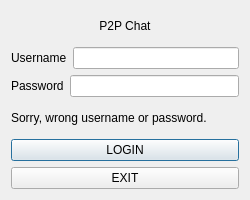
Before: the Qt Designer form welcome.ui in meng-zha/ChatBox, drawn with Qt 5.
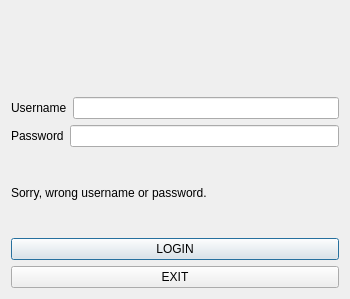
After: the same form once the commit is applied. Icons and pictures are not drawn.

Patch:
```diff
--- a/welcome.ui
+++ b/welcome.ui
@@ -6,8 +6,8 @@
    <rect>
     <x>0</x>
     <y>0</y>
-    <width>250</width>
-    <height>200</height>
+    <width>350</width>
+    <height>299</height>
    </rect>
   </property>
   <property name="sizePolicy">
@@ -18,14 +18,14 @@
   </property>
   <property name="minimumSize">
    <size>
-    <width>250</width>
-    <height>200</height>
+    <width>350</width>
+    <height>290</height>
    </size>
   </property>
   <property name="maximumSize">
    <size>
-    <width>250</width>
-    <height>200</height>
+    <width>515</width>
+    <height>336</height>
    </size>
   </property>
   <property name="baseSize">
@@ -43,7 +43,7 @@
      <item row="0" column="0">
       <widget class="QLabel" name="label">
        <property name="text">
-        <string>P2P Chat</string>
+        <string/>
        </property>
        <property name="textFormat">
         <enum>Qt::AutoText</enum>
```
Left out of the diff: 17 changed lines with no effect on the pictures.
